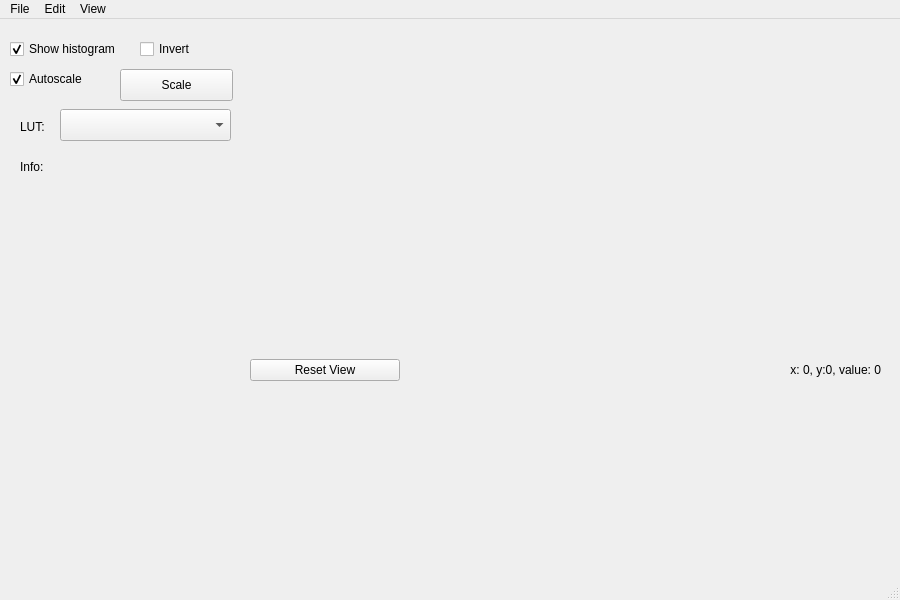
First picture: the form in frappe/ui/main_window.ui, repository DomenicN/Frappe, before the edit.
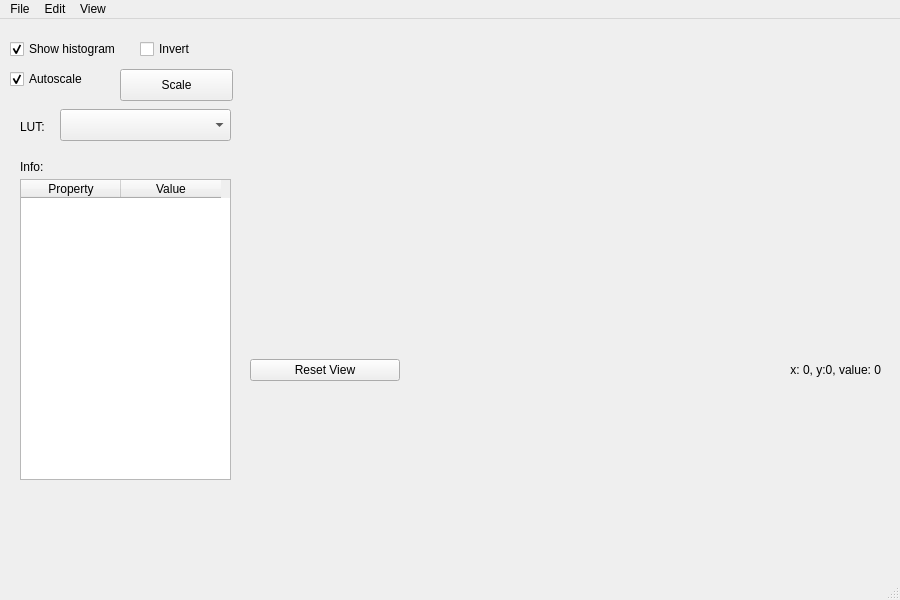
Second picture: the form after the edit. Custom widgets are drawn as their Qt base class.

Commit message: Added info table to main gui

What changed in the file:
```diff
--- a/frappe/ui/main_window.ui
+++ b/frappe/ui/main_window.ui
@@ -219,6 +219,32 @@
      <string>Info:</string>
     </property>
    </widget>
+   <widget class="QTableWidget" name="info_table">
+    <property name="geometry">
+     <rect>
+      <x>20</x>
+      <y>160</y>
+      <width>211</width>
+      <height>301</height>
+     </rect>
+    </property>
+    <attribute name="horizontalHeaderCascadingSectionResizes">
+     <bool>false</bool>
+    </attribute>
+    <attribute name="verticalHeaderVisible">
+     <bool>false</bool>
+    </attribute>
+    <column>
+     <property name="text">
+      <string>Property</string>
+     </property>
+    </column>
+    <column>
+     <property name="text">
+      <string>Value</string>
+     </property>
+    </column>
+   </widget>
   </widget>
   <widget class="QMenuBar" name="menubar">
    <property name="geometry">
```
The commit also changes 3 other files.
